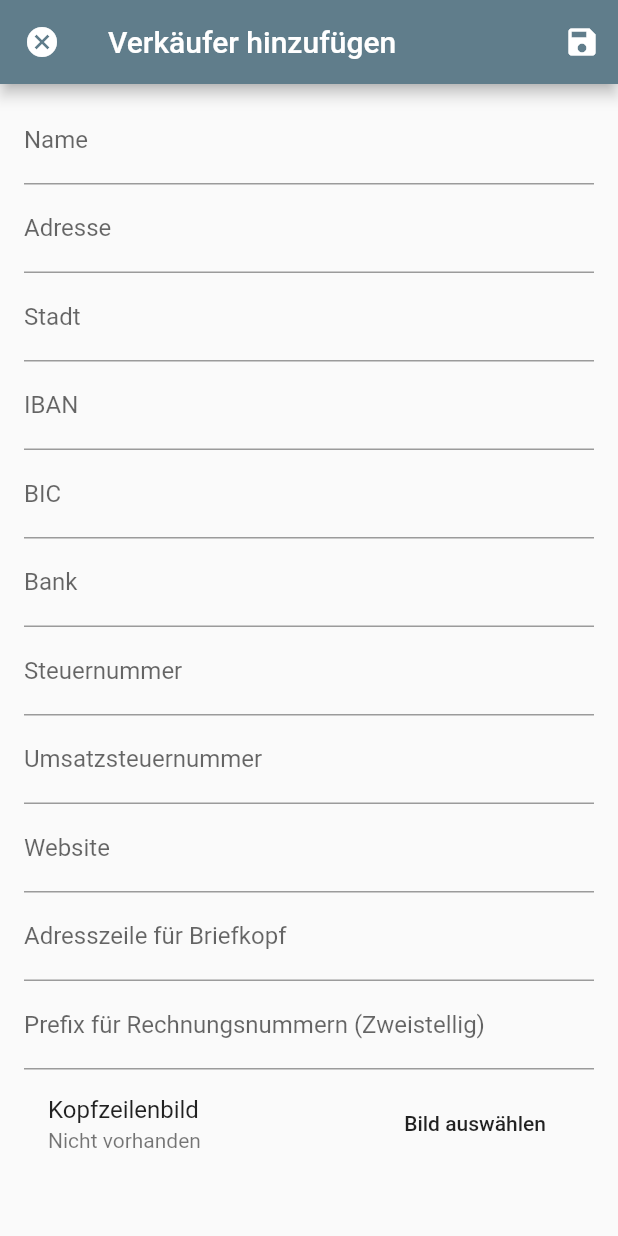
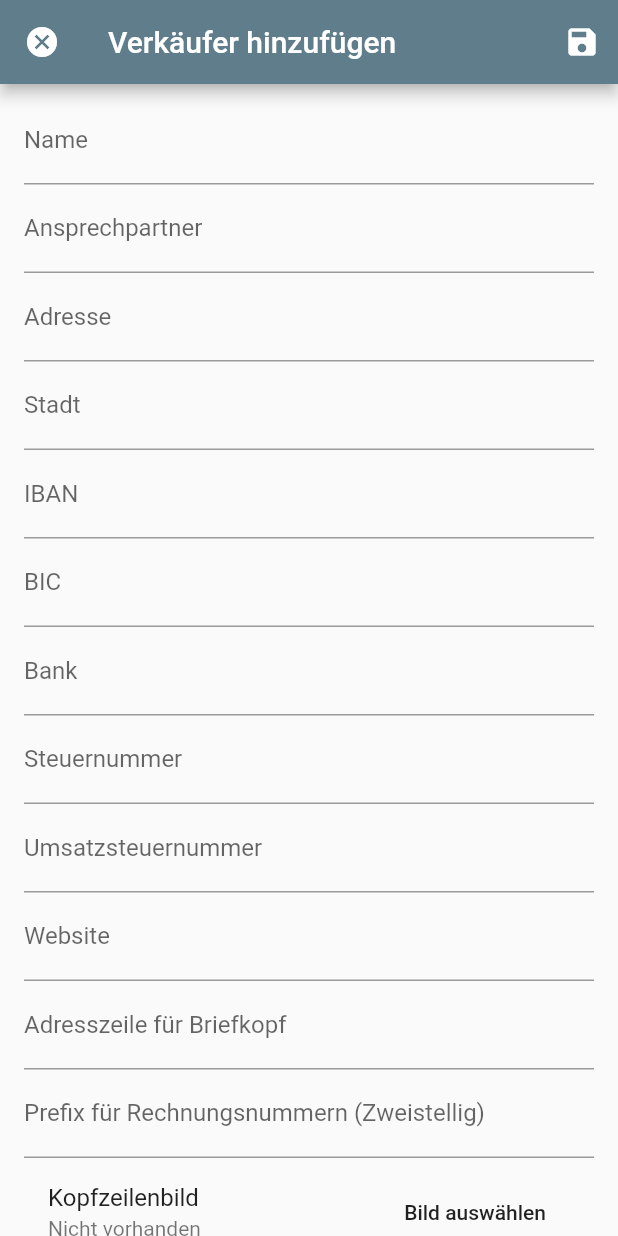
Before and after one commit to leontappe/bitter, a Flutter app: the VendorsPage screen opened by its route, after a tap on the "add" icon, on a phone screen of 412 x 824 dp. Run offline on Flutter 3.47's test engine with Material 2 defaults, Android fonts, the phone set to English and light mode, and no system bars; our stand-ins replace bloc, flutter_bloc, package_info, pdf; missing offline and left inert: file_chooser, mysql1; accounts and stored records are empty; statements that could not run were skipped.

Commit message:
add contact to vendor model and settings
Closes #8

```diff
--- a/lib/src/models/vendor.dart
+++ b/lib/src/models/vendor.dart
@@ -5,6 +5,7 @@ import 'package:meta/meta.dart';
 class Vendor {
   int id;
   String name;
+  String contact;
   String address;
   String city;
   String iban;
@@ -22,6 +23,7 @@ class Vendor {
   Vendor({
     this.id,
     @required this.name,
+    @required this.contact,
     @required this.address,
     @required this.city,
     @required this.iban,
@@ -37,6 +39,7 @@ class Vendor {
 
   factory Vendor.empty() => Vendor(
         name: null,
+        contact: null,
         address: null,
         city: null,
         iban: null,
@@ -49,6 +52,7 @@ class Vendor {
   factory Vendor.fromMap(Map map) => Vendor(
         id: map['id'] as int,
         name: map['name'].toString(),
+        contact: map['contact'].toString(),
         address: map['address'].toString(),
         city: map['city'].toString(),
         iban: map['iban'].toString(),
@@ -65,6 +69,7 @@ class Vendor {
 
   Map<String, dynamic> get toMap => <String, dynamic>{
         'name': name,
+        'contact': contact,
         'address': address,
         'city': city,
         'iban': iban,
--- a/lib/src/repositories/vendor_repository.dart
+++ b/lib/src/repositories/vendor_repository.dart
@@ -53,6 +53,7 @@ class VendorRepository<T extends DatabaseProvider> {
       [
         'id',
         'name',
+        'contact',
         'address',
         'city',
         'iban',
@@ -78,11 +79,13 @@ class VendorRepository<T extends DatabaseProvider> {
         'TEXT',
         'TEXT',
         'TEXT',
+        'TEXT',
         'TEXT'
       ],
       'id',
       nullable: <bool>[
         true,
+        false,
         false,
         false,
         false,
--- a/lib/src/settings/vendors/vendor_page.dart
+++ b/lib/src/settings/vendors/vendor_page.dart
@@ -78,6 +78,17 @@ class _VendorPageState extends State<VendorPage> {
                       validator: (input) => input.isEmpty ? 'Pflichtfeld' : null,
                       onChanged: (String input) {
                         newVendor.name = input;
+                        _formKey.currentState.validate();
+                        dirty = true;
+                      },
+                    ),
+                    TextFormField(
+                      initialValue: newVendor.contact,
+                      maxLines: 1,
+                      decoration: InputDecoration(labelText: 'Ansprechpartner'),
+                      validator: (input) => input.isEmpty ? 'Pflichtfeld' : null,
+                      onChanged: (String input) {
+                        newVendor.contact = input;
                         _formKey.currentState.validate();
                         dirty = true;
                       },
@@ -235,8 +246,10 @@ class _VendorPageState extends State<VendorPage> {
         builder: (BuildContext context) => AlertDialog(
               title: Text('Soll dieser Verkäufer wirlich gelöscht werden?'),
               actions: <Widget>[
-                MaterialButton(onPressed: () => Navigator.pop(context, 0), child: Text('Verwerfen')),
-                MaterialButton(onPressed: () => Navigator.pop(context, 1), child: Text('Speichern')),
+                MaterialButton(
+                    onPressed: () => Navigator.pop(context, 0), child: Text('Verwerfen')),
+                MaterialButton(
+                    onPressed: () => Navigator.pop(context, 1), child: Text('Speichern')),
               ],
             ));
     if (result == 1) {
@@ -321,8 +334,10 @@ Um ein Kopfzeilenbild für diesen Verkäufer festzulegen, bitte ein Bild unter D
                 actions: <Widget>[
                   MaterialButton(
                       onPressed: () => Navigator.pop(context, -1), child: Text('Abbrechen')),
-                  MaterialButton(onPressed: () => Navigator.pop(context, 0), child: Text('Verwerfen')),
-                  MaterialButton(onPressed: () => Navigator.pop(context, 1), child: Text('Speichern')),
+                  MaterialButton(
+                      onPressed: () => Navigator.pop(context, 0), child: Text('Verwerfen')),
+                  MaterialButton(
+                      onPressed: () => Navigator.pop(context, 1), child: Text('Speichern')),
                 ],
               ));
       switch (result) {
--- a/lib/src/widgets/vendor_card.dart
+++ b/lib/src/widgets/vendor_card.dart
@@ -19,6 +19,7 @@ class VendorCard extends StatelessWidget {
           crossAxisAlignment: CrossAxisAlignment.start,
           children: <Widget>[
             Text(vendor.name, style: Theme.of(context).textTheme.headline5),
+            Text('Ansprechpartner: ${vendor.contact}'),
             Text('Adresse: ${vendor.address}'),
             Text('Stadt: ${vendor.city}'),
             Text('IBAN: ${vendor.iban}'),
```
